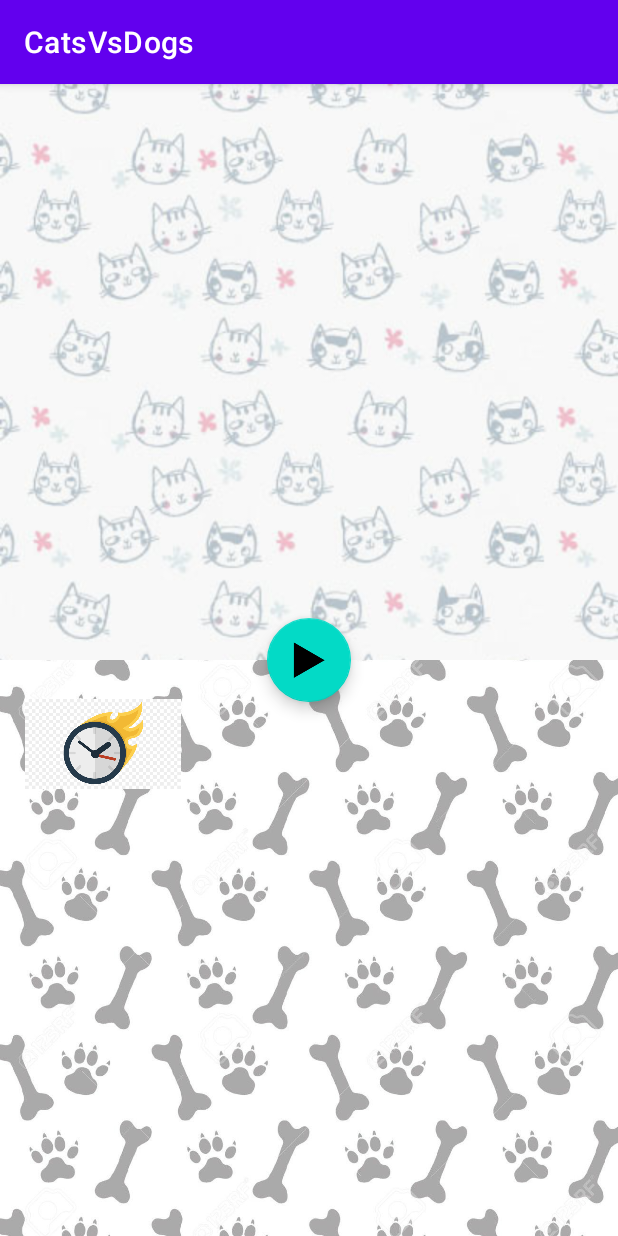
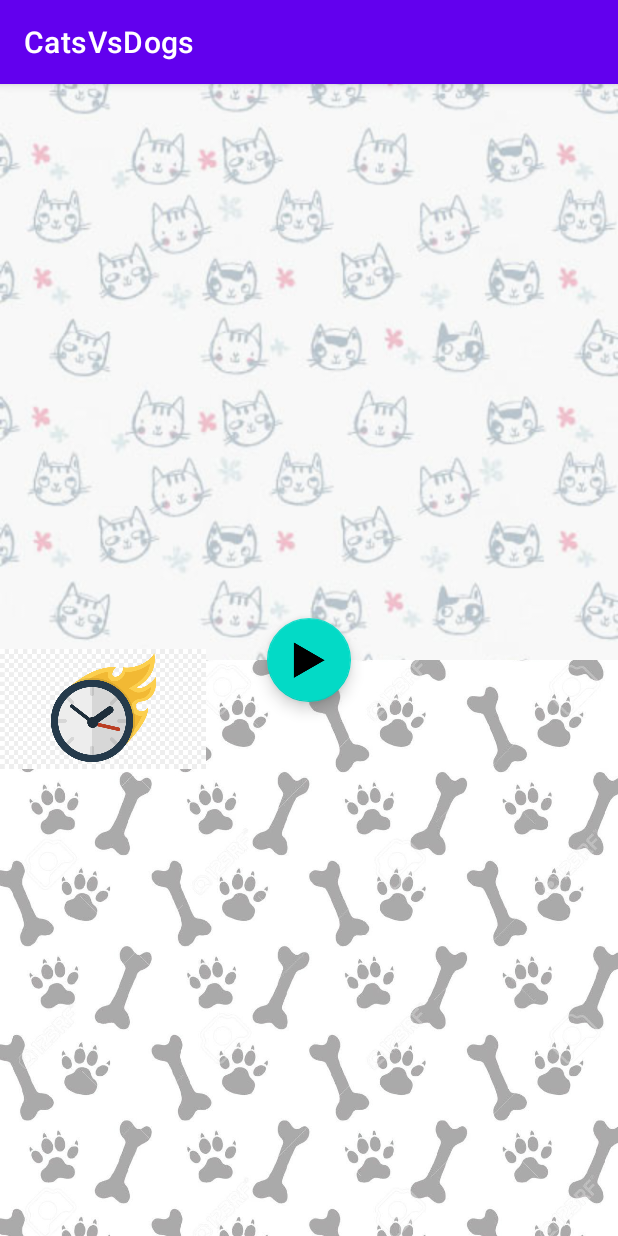
Before and after one commit to devAlexanderKonopelko/CatsVSDogs, an Android app: the fragment FragmentTimer placed in its activity, on a phone screen of 412 x 824 dp. Run offline under Robolectric (Android 15) with nearby library versions, the phone set to English and light mode, and no system bars.

Commit message:
Timer fixes
Fixed issue when timer fragment was not fully seen on the layout.

```diff
--- a/app/src/main/res/layout/activity_game.xml
+++ b/app/src/main/res/layout/activity_game.xml
@@ -47,19 +47,18 @@
                 android:id="@+id/fragmentCatsWidget"
                 android:layout_width="match_parent"
                 android:layout_height="wrap_content"
-                android:layout_weight="42"/>
-
+                android:layout_weight="45"/>
             <FrameLayout
                 android:id="@+id/fragmentTimerWidget"
                 android:layout_width="200dp"
                 android:layout_height="wrap_content"
-                android:layout_weight="16"
+                android:layout_weight="10"
                 android:layout_gravity="center_horizontal"/>
             <FrameLayout
                 android:id="@+id/fragmentDogsWidget"
                 android:layout_width="match_parent"
                 android:layout_height="wrap_content"
-                android:layout_weight="42"/>
+                android:layout_weight="45"/>
 
         </LinearLayout>
 
--- a/app/src/main/res/layout/timer_fragment_layout.xml
+++ b/app/src/main/res/layout/timer_fragment_layout.xml
@@ -1,20 +1,20 @@
 <?xml version="1.0" encoding="utf-8"?>
 <LinearLayout xmlns:android="http://schemas.android.com/apk/res/android"
     android:layout_width="match_parent"
-    android:layout_height="wrap_content"
+    android:layout_height="100dp"
     android:orientation="horizontal">
     <ImageView
         android:src="@drawable/clock_icon"
         android:layout_width="0dp"
-        android:layout_height="60dp"
+        android:layout_height="match_parent"
         android:layout_weight="0.5"/>
     <TextView
         android:id="@+id/timerView"
         android:layout_width="0dp"
-        android:layout_height="25dp"
+        android:layout_height="wrap_content"
         android:layout_weight="1"
-        android:textSize="25sp"
-        android:layout_marginTop="15dp"
-        android:textAlignment="center" />
+        android:textSize="30sp"
+        android:textAlignment="center"
+        android:layout_gravity="center"/>
 
 </LinearLayout>
```
